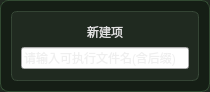
This is UIs/get_input.ui in ZYOctopuszy/TimeTipper as Qt 5 draws it before an edit. The edited form follows.
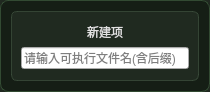
This is the edited form. Icons and pictures are not drawn.

Diff of the .ui file:
```diff
--- a/UIs/get_input.ui
+++ b/UIs/get_input.ui
@@ -92,6 +92,9 @@
         <property name="autoFillBackground">
          <bool>false</bool>
         </property>
+        <property name="styleSheet">
+         <string notr="true">color: rgb(0, 0, 0);</string>
+        </property>
         <property name="placeholderText">
          <string>请输入可执行文件名(含后缀)</string>
         </property>
```
